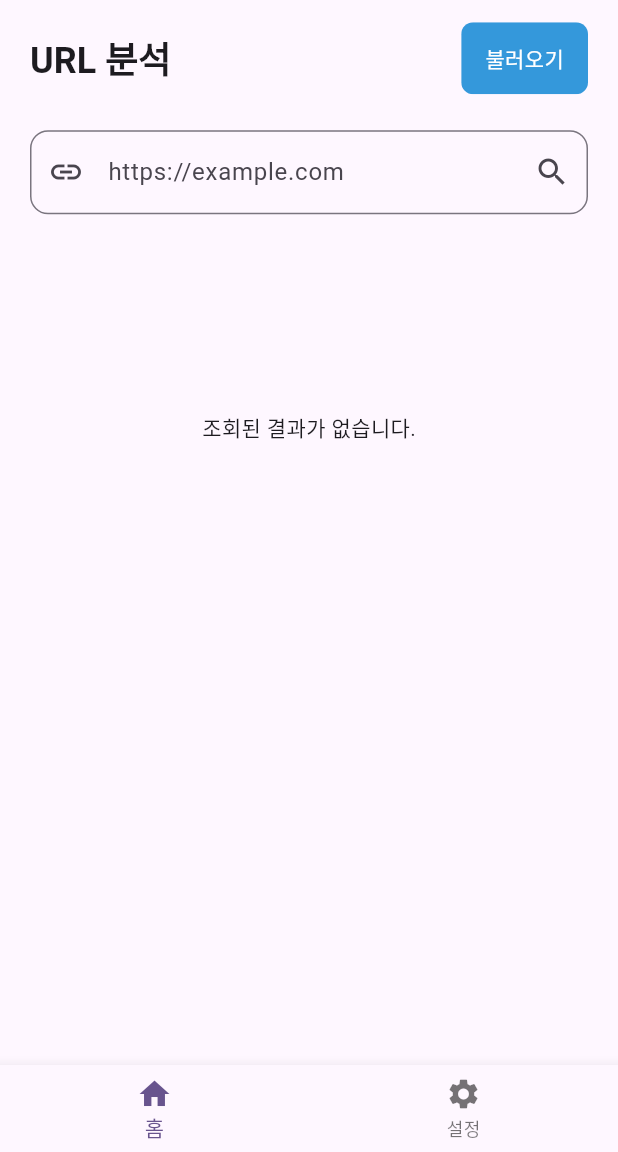
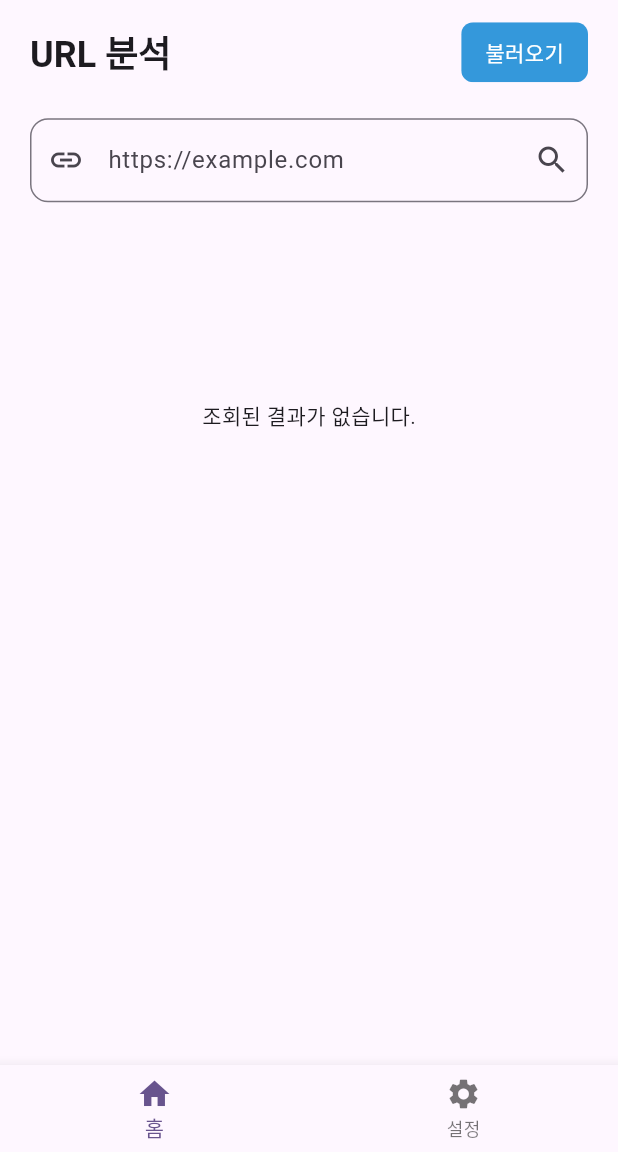
Before and after one commit to J1NWAN/url_check, a Flutter app: the screen it shows after launch, scrolled down 576 dp, on a phone screen of 412 x 824 dp, the part 84-1236 px from its top. Run offline on Flutter 3.47's test engine with Material 3 defaults, Android fonts, the phone set to English and light mode, and no system bars; our stand-ins replace dropdown_button2, flutter_riverpod, riverpod_annotation; generated files the repository leaves out were written again.

Commit message:
chore: 불러오기 버튼 높이 수정

```diff
--- a/lib/features/home/view/url_analysis_screen.dart
+++ b/lib/features/home/view/url_analysis_screen.dart
@@ -20,6 +20,7 @@ class UrlAnalysisScreen extends ConsumerWidget {
             const Spacer(),
             CustomButton.primary(
               text: '불러오기',
+              height: 40,
               onPressed: () {
                 ref.read(urlAnalysisViewModelProvider.notifier).getUrlAnalysis(context);
               },
```
